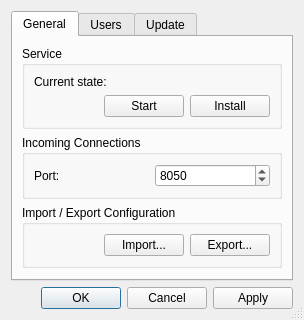
This is source/host/ui/host_config_dialog.ui in dchapyshev/aspia as Qt 5 draws it before an edit. The edited form follows.
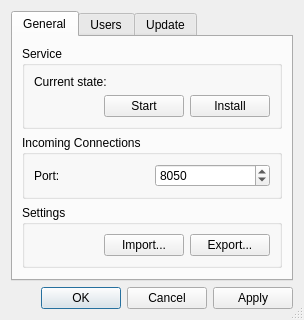
This is the edited form. Icons and pictures are not drawn.

What changed in the file:
```diff
--- a/source/host/ui/host_config_dialog.ui
+++ b/source/host/ui/host_config_dialog.ui
@@ -106,7 +106,7 @@
        <item>
         <widget class="QGroupBox" name="groupbox_import_export">
          <property name="title">
-          <string>Import / Export Configuration</string>
+          <string>Settings</string>
          </property>
          <layout class="QHBoxLayout" name="horizontalLayout_3">
           <item>
```
